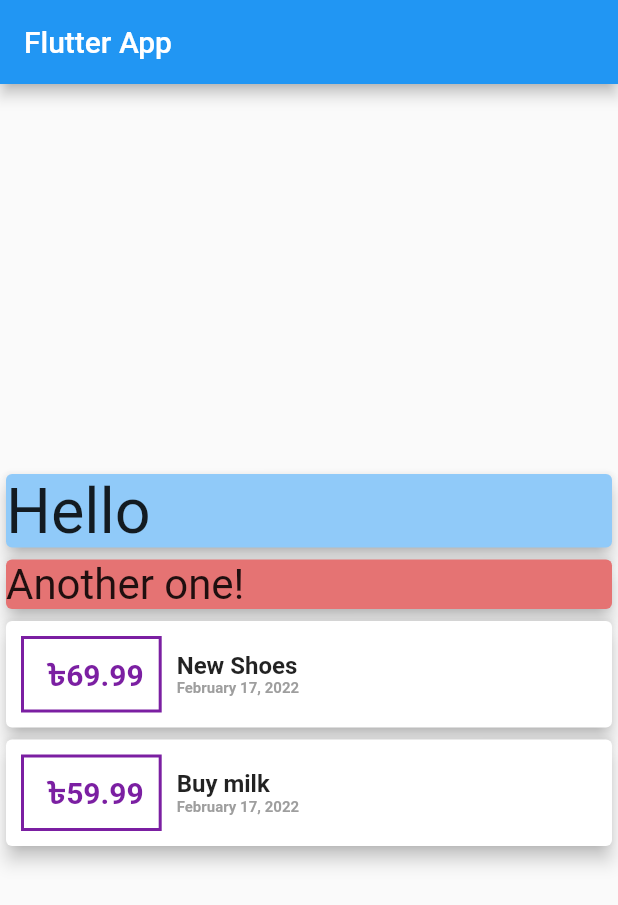
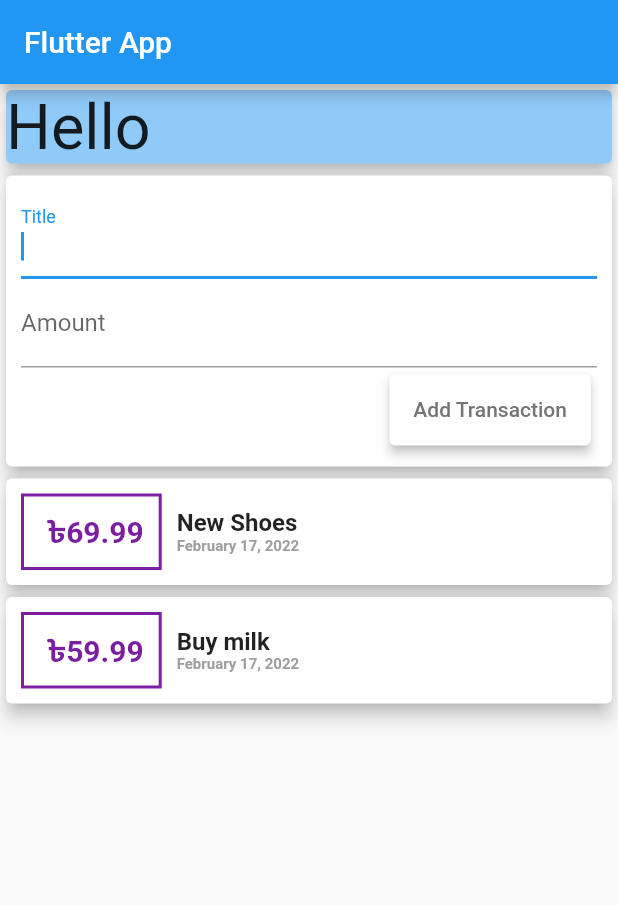
Before and after one commit to Ismail-Ai404/Expenses-app, a Flutter app: the screen it shows after launch, on a phone screen of 412 x 824 dp. Shown: the top 905 px of the screen. Run offline on Flutter 3.47's test engine with Material 2 defaults, Android fonts, the phone set to English and light mode, and no system bars.

Commit message:
Add textInput

```diff
--- a/expenses_app/lib/main.dart
+++ b/expenses_app/lib/main.dart
@@ -40,7 +40,7 @@ class MyHomePage extends StatelessWidget {
         ),
       ),
       body: Column(
-        mainAxisAlignment: MainAxisAlignment.center,
+        //mainAxisAlignment: MainAxisAlignment.center,
         crossAxisAlignment: CrossAxisAlignment.stretch,
         children: [
           Card(
@@ -54,17 +54,43 @@ class MyHomePage extends StatelessWidget {
             ),
             elevation: 5,
           ),
-          Container(
-            width: 120,
-            child: Card(
-              elevation: 5,
-              color: Colors.red[300],
-              child: Text(
-                'Another one!',
-                textScaleFactor: 2,
-              ),
+          Card(
+            elevation: 5,
+            child: Container(
+              padding: EdgeInsets.all(10),
+              child:
+                  Column(crossAxisAlignment: CrossAxisAlignment.end, children: [
+                TextField(
+                  autofocus: true,
+                  decoration: InputDecoration(labelText: 'Title'),
+                ),
+                TextField(
+                  cursorColor: Colors.deepOrange,
+                  decoration: InputDecoration(labelText: 'Amount'),
+                ),
+                Card(
+                  elevation: 3,
+                  child: FlatButton(
+                      onPressed: () => {},
+                      child: Text(
+                        'Add Transaction',
+                        style: TextStyle(color: Colors.grey[600]),
+                      )),
+                )
+              ]),
             ),
           ),
+          // Container(
+          //   width: 120,
+          //   child: Card(
+          //     elevation: 5,
+          //     color: Colors.red[300],
+          //     child: Text(
+          //       'Another one!',
+          //       textScaleFactor: 2,
+          //     ),
+          //   ),
+          // ),
           Column(
             children: transaction
                 .map((tx) => Card(
```
Also changed, not shown: 1 other file.
